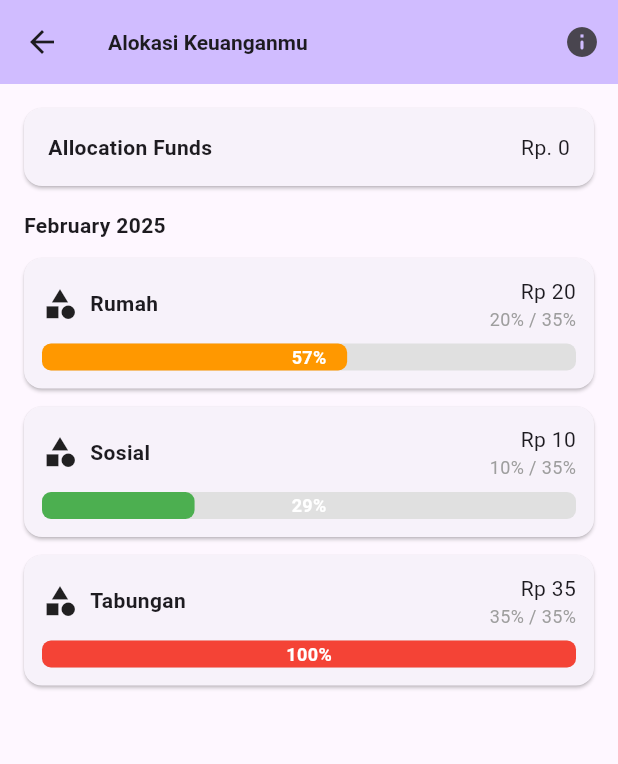
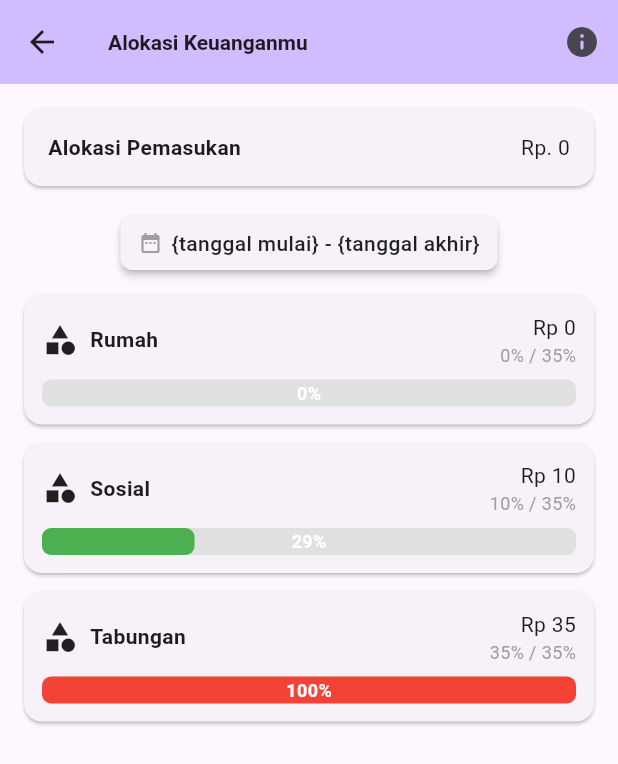
Before and after one commit to thisisjackii/ta_client, a Flutter app: the BudgetingDashboard screen opened by its route, on a phone screen of 412 x 824 dp. Shown: the top 764 px of the screen. Run offline on Flutter 3.47's test engine with Material 3 defaults, Android fonts, the phone set to English and light mode, and no system bars; our stand-ins replace another_xlider, bloc, connectivity_plus, equatable, fl_chart, flutter_bloc and 8 more; missing offline and left inert: flutter_math_fork; accounts and stored records are empty; network calls fail.

Commit message:
[FIX] Budgeting
- Add delete and edit on Budgeting Dashboard (must be 0% progress)
- Allocation Funds Card Modularization

```diff
--- a/lib/features/budgeting/view/budgeting_dashboard.dart
+++ b/lib/features/budgeting/view/budgeting_dashboard.dart
@@ -2,6 +2,7 @@ import 'package:another_xlider/another_xlider.dart';
 import 'package:flutter/material.dart';
 import 'package:ta_client/app/routes/routes.dart';
 import 'package:intl/intl.dart';
+import 'package:ta_client/features/budgeting/view/widgets/allocation_card.dart';
 
 class BudgetingDashboard extends StatefulWidget {
   const BudgetingDashboard({super.key});
@@ -21,13 +22,13 @@ class _BudgetingDashboardState extends State<BudgetingDashboard> {
   ];
 
   final Map<String, double> allocationValues = {
-    '0': 20.0,
+    '0': 0.0,
     '1': 10.0,
     '2': 35.0,
   };
 
   final Map<String, double> allocationTargets = {
-    '0': 35.0,
+    '0': 0.0,
     '1': 35.0,
     '2': 35.0,
   };
@@ -61,28 +62,36 @@ class _BudgetingDashboardState extends State<BudgetingDashboard> {
         padding: const EdgeInsets.all(16),
         children: [
           // Allocation Funds Card
-          Card(
-            margin: const EdgeInsets.only(bottom: 16),
+          ExpandableAllocationCard(),
+          // Title
+          Center(
+            child: Card(
+              elevation: 2, // <- subtle shadow
+              shape: RoundedRectangleBorder(
+                borderRadius: BorderRadius.circular(8),
+              ),
               child: Padding(
-              padding: const EdgeInsets.all(16),
+                padding: const EdgeInsets.symmetric(horizontal: 12, vertical: 8),
                 child: Row(
-                children: [
-                  const Text(
-                    'Allocation Funds',
-                    style: TextStyle(fontWeight: FontWeight.bold),
+                  mainAxisSize: MainAxisSize.min, // <- hugs the content width
+                  crossAxisAlignment: CrossAxisAlignment.center,
+                  children: const [
+                    Icon(Icons.date_range, size: 16, color: Colors.grey),
+                    SizedBox(width: 6),
+                    Text(
+                      '{tanggal mulai} - {tanggal akhir}', // Placeholder
+                      style: TextStyle(
+                        fontSize: 14,
+                        color: Colors.black87,
+                        fontWeight: FontWeight.w500,
                       ),
-                  const Spacer(),
-                  const Text('Rp. 0'), // Placeholder value
+                    ),
                   ],
                 ),
               ),
             ),
+          ),
 
-          // Title
-          const Text(
-            'February 2025',
-            style: TextStyle(fontSize: 14, fontWeight: FontWeight.bold),
-          ),
           const SizedBox(height: 12),
 
                  // Cards from allocationData
@@ -108,7 +117,48 @@ class _BudgetingDashboardState extends State<BudgetingDashboard> {
                 return Colors.red;
               }
 
-              return GestureDetector(
+              return Dismissible(
+                key: Key(id),
+                direction: DismissDirection.horizontal,
+                confirmDismiss: (direction) async {
+                  if (percentage > 0) {
+                    ScaffoldMessenger.of(context).showSnackBar(
+                      SnackBar(content: Text("Alokasi '$title' tidak bisa dihapus karena masih memiliki persentase.")),
+                    );
+                    return false;
+                  }
+
+                  return await showDialog<bool>(
+                    context: context,
+                    builder: (context) => AlertDialog(
+                      title: const Text('Hapus Alokasi?'),
+                      content: Text("Apakah kamu yakin ingin menghapus '$title'?"),
+                      actions: [
+                        TextButton(
+                          onPressed: () => Navigator.of(context).pop(false),
+                          child: const Text('Batal'),
+                        ),
+                        TextButton(
+                          onPressed: () => Navigator.of(context).pop(true),
+                          child: const Text('Hapus'),
+                        ),
+                      ],
+                    ),
+                  );
+                },
+
+                onDismissed: (direction) {
+                  setState(() {
+                    allocationData.removeAt(index);
+                    allocationValues.remove(id);
+                    selectedSubExpenses.remove(id);
+                    expandedCardIds.remove(id);
+                  });
+                  ScaffoldMessenger.of(context).showSnackBar(
+                    SnackBar(content: Text("'$title' telah dihapus")),
+                  );
+                },
+                child: GestureDetector(
                   onTap: () {
                     setState(() {
                       if (isExpanded) {
@@ -118,6 +168,7 @@ class _BudgetingDashboardState extends State<BudgetingDashboard> {
                       }
                     });
                   },
+
                   child: Card(
                     margin: const EdgeInsets.only(bottom: 12),
                     child: Padding(
@@ -125,6 +176,7 @@ class _BudgetingDashboardState extends State<BudgetingDashboard> {
                       child: Column(
                         crossAxisAlignment: CrossAxisAlignment.start,
                         children: [
+                          // --- Your card content remains unchanged ---
                           Row(
                             children: [
                               const Icon(Icons.category),
@@ -164,6 +216,7 @@ class _BudgetingDashboardState extends State<BudgetingDashboard> {
                             ],
                           ),
 
+                          // --- Expanded content ---
                           if (isExpanded) ...[
                             const SizedBox(height: 12),
                             Column(
@@ -176,7 +229,9 @@ class _BudgetingDashboardState extends State<BudgetingDashboard> {
                                     dense: true,
                                     controlAffinity: ListTileControlAffinity.leading,
                                     title: Text(item),
-                                  onChanged: (val) {
+                                    onChanged: (percentage > 0)
+                                        ? null // disabled
+                                        : (val) {
                                       setState(() {
                                         final current = selectedSubExpenses[id] ?? <String>{};
                                         if (val == true) {
@@ -192,21 +247,35 @@ class _BudgetingDashboardState extends State<BudgetingDashboard> {
                                 Align(
                                   alignment: Alignment.centerRight,
                                   child: TextButton.icon(
-                                  onPressed: () {
+                                    onPressed: (percentage > 0)
+                                        ? null // disabled
+                                        : () {
                                       debugPrint('Saved selections for $id: ${selectedSubItems.join(', ')}');
                                     },
                                     icon: const Icon(Icons.save_alt_rounded, size: 18),
                                     label: const Text('Save'),
                                   ),
                                 ),
+                                if (percentage > 0)
+                                  Padding(
+                                    padding: const EdgeInsets.symmetric(vertical: 8),
+                                    child: Text(
+                                      'Edit dinonaktifkan karena alokasi belum 0%',
+                                      style: TextStyle(fontSize: 12, color: Colors.red[400]),
+                                    ),
+                                  ),
+
                               ],
                             ),
                           ],
+
                         ],
                       ),
                     ),
                   ),
+                ),
               );
+
             },
           ),
 
--- a/lib/features/budgeting/view/budgeting_income_page.dart
+++ b/lib/features/budgeting/view/budgeting_income_page.dart
@@ -11,9 +11,9 @@ class BudgetingIncome extends StatefulWidget {
 
 class _BudgetingIncomeState extends State<BudgetingIncome> {
   final incomeData = <Map<String, String>>[
-    {'id': '0', 'Title': 'Rumah', 'Value': 'Rp. 1.500.000'},
-    {'id': '1', 'Title': 'Sosial', 'Value': 'Rp. 500.000'},
-    {'id': '2', 'Title': 'Tabungan', 'Value': 'Rp. 700.000'},
+    {'id': '0', 'Title': 'Gaji', 'Value': 'Rp. 1.500.000'},
+    {'id': '1', 'Title': 'Upah', 'Value': 'Rp. 500.000'},
+    {'id': '2', 'Title': 'Bonus', 'Value': 'Rp. 700.000'},
   ];
 
   final Set<String> selectedIds = {};
--- /dev/null
+++ b/lib/features/budgeting/view/widgets/allocation_card.dart
@@ -0,0 +1,100 @@
+import 'package:flutter/material.dart';
+import 'package:ta_client/app/routes/routes.dart';
+
+class ExpandableAllocationCard extends StatefulWidget {
+  const ExpandableAllocationCard({super.key});
+
+  @override
+  State<ExpandableAllocationCard> createState() => _ExpandableAllocationCardState();
+}
+
+class _ExpandableAllocationCardState extends State<ExpandableAllocationCard> {
+  bool isExpanded = false;
+
+  final List<String> subItems = [
+    'Sub Item 1',
+    'Sub Item 2',
+    'Sub Item 3',
+    'Sub Item 4',
+  ];
+
+  final Set<String> selectedSubItems = {};
+
+  // Optional: manage subExpenses if used elsewhere
+  final Map<String, Set<String>> selectedSubExpenses = {};
+
+  final String id = 'income'; // example static ID
+
+  @override
+  Widget build(BuildContext context) {
+    return GestureDetector(
+      onTap: () {
+        setState(() {
+          isExpanded = !isExpanded;
+        });
+      },
+      child: Card(
+        margin: const EdgeInsets.only(bottom: 16),
+        child: Padding(
+          padding: const EdgeInsets.all(16),
+          child: Column(
+            children: [
+              Row(
+                children: [
+                  const Text(
+                    'Alokasi Pemasukan',
+                    style: TextStyle(fontWeight: FontWeight.bold),
+                  ),
+                  const Spacer(),
+                  const Text('Rp. 0'), // Placeholder value
+                ],
+              ),
+
+              if (isExpanded) ...[
+                const SizedBox(height: 12),
+                Column(
+                  children: [
+                    ...subItems.map((item) {
+                      final isSelected = selectedSubItems.contains(item);
+                      return CheckboxListTile(
+                        value: isSelected,
+                        contentPadding: EdgeInsets.zero,
+                        dense: true,
+                        controlAffinity: ListTileControlAffinity.leading,
+                        title: Text(item),
+                        onChanged: (val) {
+                          setState(() {
+                            final current = selectedSubExpenses[id] ?? <String>{};
+                            if (val == true) {
+                              current.add(item);
+                            } else {
+                              current.remove(item);
+                            }
+                            selectedSubExpenses[id] = current;
+                            selectedSubItems
+                              ..clear()
+                              ..addAll(current);
+                          });
+                        },
+                      );
+                    }).toList(),
+                    Align(
+                      alignment: Alignment.centerRight,
+                      child: TextButton.icon(
+                        onPressed: () {
+                          debugPrint('Saved selections for $id: ${selectedSubItems.join(', ')}');
+                        },
+                        icon: const Icon(Icons.save_alt_rounded, size: 18),
+                        label: const Text('Save'),
+                      ),
+                    ),
+                  ],
+                ),
+              ],
+            ],
+          ),
+        ),
+      ),
+    );
+  }
+}
```
Also changed, not shown: lib/features/budgeting/view/budgeting_allocation_expense.dart (+0 -13 lines). Lines whose indentation alone changed are shown as unchanged.
